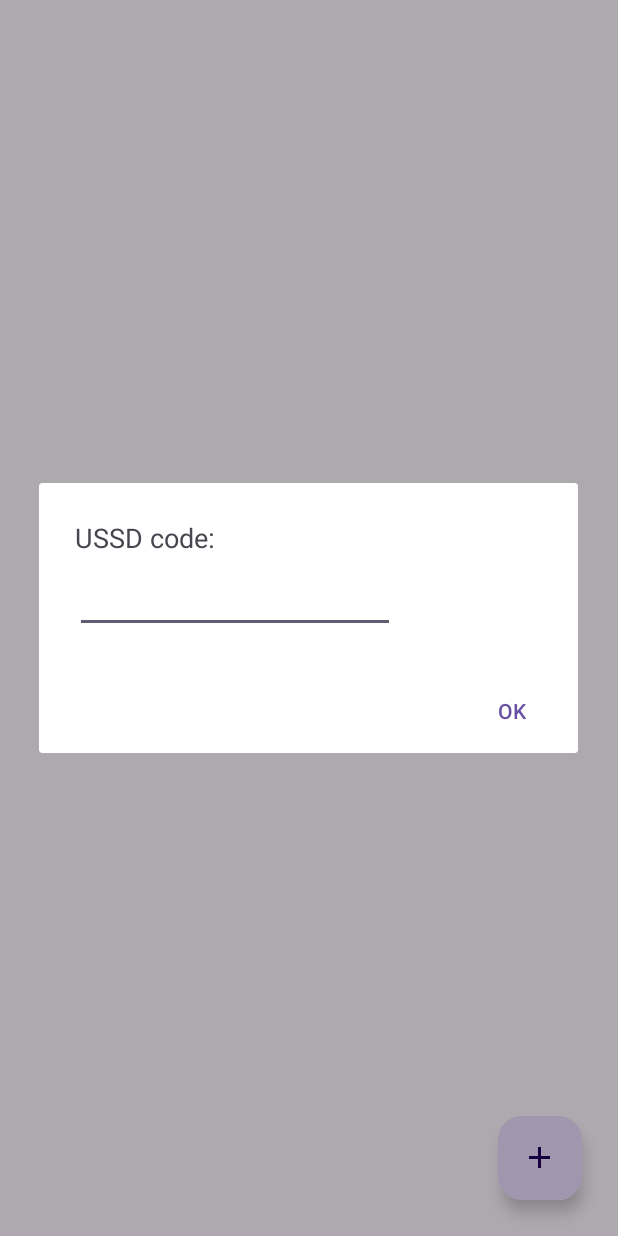
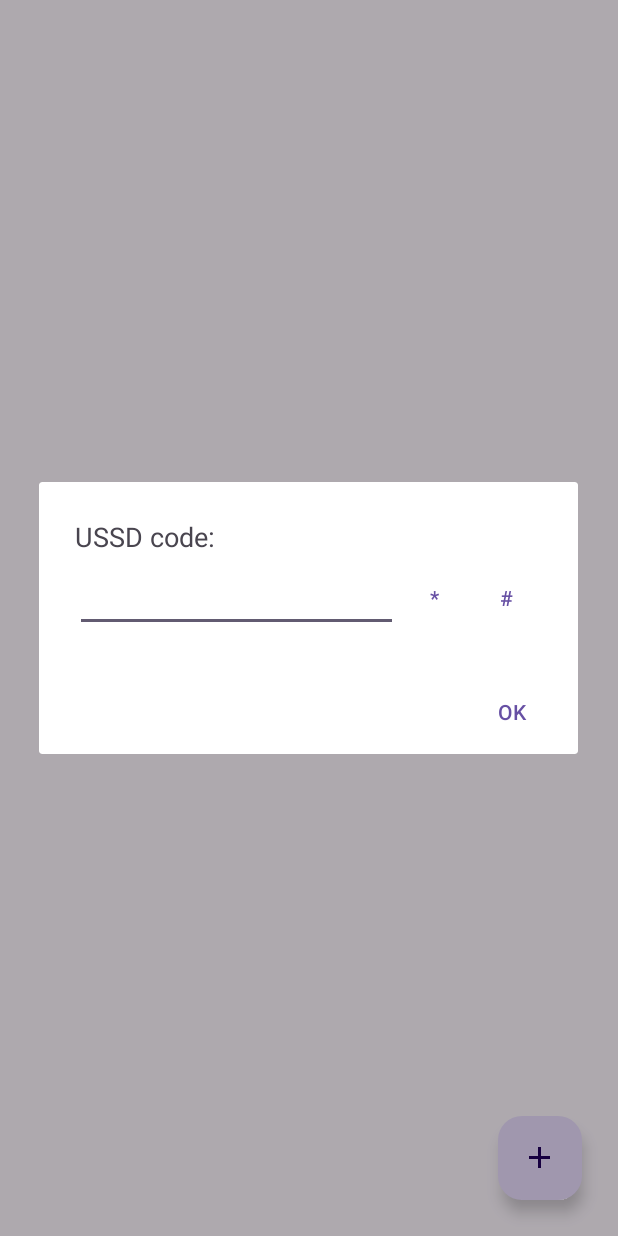
Before and after one commit to dybarsky/ussd, an Android app: the UssdListActivity screen opened directly, with no data from a screen before it, after a tap on "Add USSD code", on a phone screen of 412 x 824 dp. Run offline under Robolectric (Android 15) with nearby library versions, the phone set to English and light mode, and no system bars.

Commit message:
Add * and # buttons to the add-USSD dialog
The code field uses inputType=phone, but the Gboard dialpad has only a
combined "* #" key that types nothing in this field (reproduced on an
API 37 emulator: digits type, tapping or long-pressing "* #" inserts
nothing), so users could not enter any USSD code.

Add "*" and "#" buttons next to the field that insert at the caret, so
entry no longer depends on the keyboard. They do not take focus, so the
keyboard stays open. The field now fills the remaining width instead of
a fixed 10em.

Verified on the emulator: typing star, 1, 0, 0, hash gives "*100#", and
saving shows it in the list. lintDebug and assembleDebug pass.

Co-Authored-By: Claude Sonnet 5.5 <noreply@anthropic.com>

```diff
--- a/src/main/java/com/tooploox/ussd/ui/UssdListActivity.java
+++ b/src/main/java/com/tooploox/ussd/ui/UssdListActivity.java
@@ -108,12 +108,22 @@ public class UssdListActivity extends AppCompatActivity {
 
     public void showAddUssdDialog() {
         dialogBinding = DialogAddUssdBinding.inflate(getLayoutInflater());
+        // The phone keyboard of some IMEs (e.g. Gboard) cannot type * and #, which every USSD code needs.
+        final EditText codeInput = dialogBinding.dialogEtUssdQuery;
+        dialogBinding.dialogBStar.setOnClickListener(v -> insertAtCursor(codeInput, "*"));
+        dialogBinding.dialogBHash.setOnClickListener(v -> insertAtCursor(codeInput, "#"));
         AlertDialog dialog = new AlertDialog.Builder(this)
                 .setView(dialogBinding.getRoot())
                 .setCancelable(true)
                 .setPositiveButton(android.R.string.ok, eventsReactor::onDialogDoneButtonClicked)
                 .create();
         dialog.show();
+    }
+
+    private static void insertAtCursor(EditText editText, String text) {
+        int start = Math.max(editText.getSelectionStart(), 0);
+        int end = Math.max(editText.getSelectionEnd(), 0);
+        editText.getText().replace(Math.min(start, end), Math.max(start, end), text);
     }
 
     private boolean isInputValid() {
--- a/src/main/res/layout/dialog_add_ussd.xml
+++ b/src/main/res/layout/dialog_add_ussd.xml
@@ -17,16 +17,48 @@
         app:layout_constraintTop_toTopOf="parent"
         />
 
+    <!--
+        The dialpad (inputType=phone) of some keyboards, e.g. Gboard, has no key that types * or #, so the
+        "*" and "#" buttons below insert them at the caret independently of the keyboard.
+    -->
     <EditText
         android:id="@+id/dialog_et_ussd_query"
-        android:layout_width="wrap_content"
+        android:layout_width="0dp"
         android:layout_height="wrap_content"
         android:layout_marginTop="@dimen/dialog_et_margin_top"
         android:inputType="phone"
-        android:ems="10"
         android:importantForAutofill="no"
         app:layout_constraintTop_toBottomOf="@id/dialog_tv_ussd_code"
         app:layout_constraintStart_toStartOf="parent"
+        app:layout_constraintEnd_toStartOf="@id/dialog_b_star"
+        />
+
+    <Button
+        android:id="@+id/dialog_b_star"
+        style="@style/Widget.Material3.Button.TextButton"
+        android:layout_width="wrap_content"
+        android:layout_height="wrap_content"
+        android:minWidth="48dp"
+        android:text="@string/ussd_key_star"
+        android:contentDescription="@string/ussd_key_star_description"
+        app:layout_constraintTop_toTopOf="@id/dialog_et_ussd_query"
+        app:layout_constraintBottom_toBottomOf="@id/dialog_et_ussd_query"
+        app:layout_constraintStart_toEndOf="@id/dialog_et_ussd_query"
+        app:layout_constraintEnd_toStartOf="@id/dialog_b_hash"
+        />
+
+    <Button
+        android:id="@+id/dialog_b_hash"
+        style="@style/Widget.Material3.Button.TextButton"
+        android:layout_width="wrap_content"
+        android:layout_height="wrap_content"
+        android:minWidth="48dp"
+        android:text="@string/ussd_key_hash"
+        android:contentDescription="@string/ussd_key_hash_description"
+        app:layout_constraintTop_toTopOf="@id/dialog_et_ussd_query"
+        app:layout_constraintBottom_toBottomOf="@id/dialog_et_ussd_query"
+        app:layout_constraintStart_toEndOf="@id/dialog_b_star"
+        app:layout_constraintEnd_toEndOf="parent"
         />
 
 </androidx.constraintlayout.widget.ConstraintLayout>
--- a/src/main/res/values/strings.xml
+++ b/src/main/res/values/strings.xml
@@ -14,4 +14,8 @@
     <string name="accessibility_description_enabled">The accessibility service is enabled.</string>
     <string name="next">Next</string>
     <string name="add_ussd">Add USSD code</string>
+    <string name="ussd_key_star">*</string>
+    <string name="ussd_key_hash">#</string>
+    <string name="ussd_key_star_description">Insert star</string>
+    <string name="ussd_key_hash_description">Insert hash</string>
 </resources>
```
